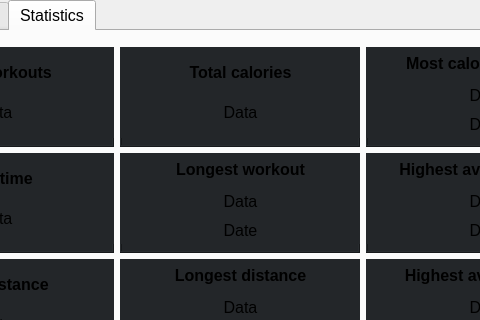
Qt form resources/mainwindow.ui (CGodiksen/exercise-bike-logger) before a commit; both pictures show x 137 to 617 and y 0 to 320 of the 1250 by 690 pixel window.
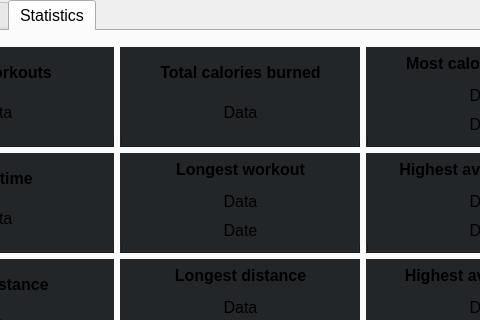
The same form after that commit. The open tabs and pages were chosen to show the change. Custom widgets are drawn as their Qt base class.

Commit message: "New workout" button is disabled if the connection settings are empty. They are enabled when a connection is established.

```diff
--- a/resources/mainwindow.ui
+++ b/resources/mainwindow.ui
@@ -2356,7 +2356,7 @@
                 </font>
                </property>
                <property name="text">
-                <string>Total calories</string>
+                <string>Total calories burned</string>
                </property>
                <property name="alignment">
                 <set>Qt::AlignCenter</set>
```
The commit also changes 2 other files.
